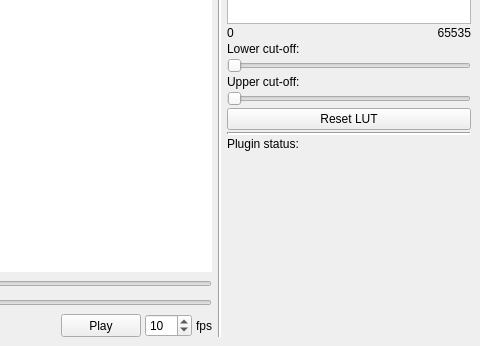
Old version of the form ui/mainwindow.ui in the repository takushim/momotrack; both pictures show x 320 to 800 and y 304 to 650 of the 800 by 650 pixel window.
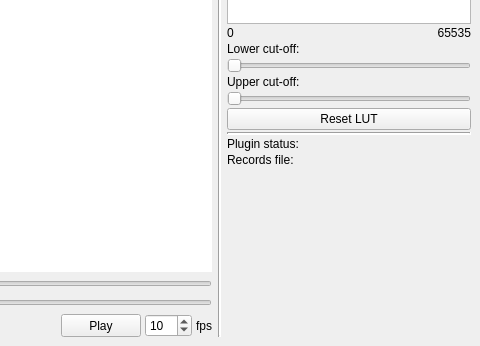
New version of the form.

The edit to the form file:
```diff
--- a/ui/mainwindow.ui
+++ b/ui/mainwindow.ui
@@ -714,6 +714,19 @@
           </property>
          </widget>
         </item>
+        <item>
+         <widget class="QLabel" name="label_records_filename">
+          <property name="sizePolicy">
+           <sizepolicy hsizetype="Minimum" vsizetype="Minimum">
+            <horstretch>0</horstretch>
+            <verstretch>0</verstretch>
+           </sizepolicy>
+          </property>
+          <property name="text">
+           <string>Records file:</string>
+          </property>
+         </widget>
+        </item>
         <item>
          <layout class="QVBoxLayout" name="vlayout_plugin">
           <property name="sizeConstraint">
```
